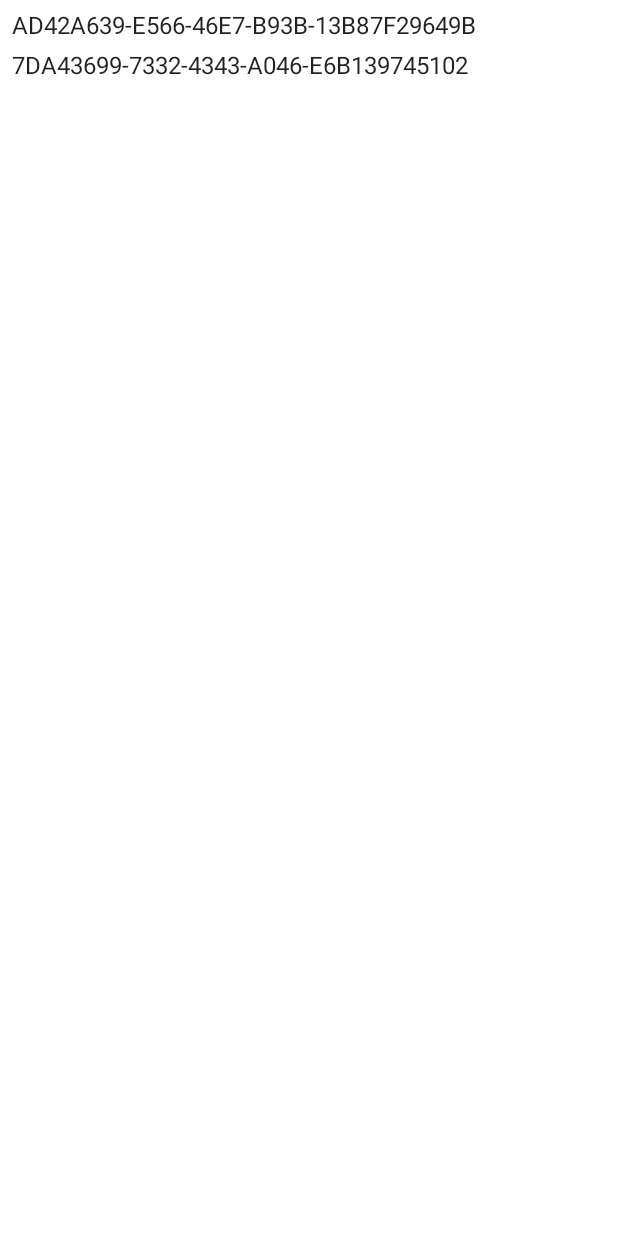
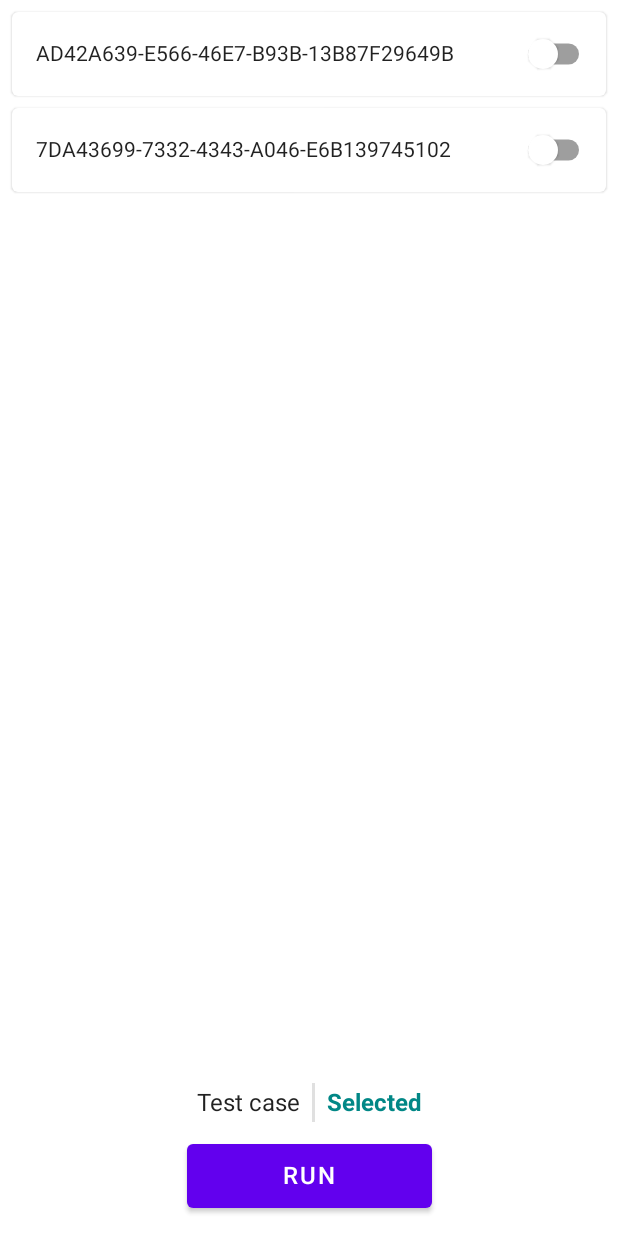
Before and after one commit to ivanpondal/bluesteel, an Android app built with Jetpack Compose: the composable TestCaseList called with sample values from the repository, on a phone screen of 412 x 824 dp. Run offline under Robolectric (Android 15) with nearby library versions, the phone set to English and light mode, and no system bars.

Commit message:
Add test case list screen

```diff
--- a/android-app/app/src/main/java/com/example/blescanner/testrunner/TestCaseListScreen.kt
+++ b/android-app/app/src/main/java/com/example/blescanner/testrunner/TestCaseListScreen.kt
@@ -1,24 +1,142 @@
 package com.example.blescanner.testrunner
 
+import androidx.compose.foundation.background
 import androidx.compose.foundation.layout.Arrangement
+import androidx.compose.foundation.layout.Column
 import androidx.compose.foundation.layout.PaddingValues
+import androidx.compose.foundation.layout.Row
+import androidx.compose.foundation.layout.Spacer
+import androidx.compose.foundation.layout.fillMaxHeight
+import androidx.compose.foundation.layout.fillMaxWidth
+import androidx.compose.foundation.layout.height
+import androidx.compose.foundation.layout.padding
+import androidx.compose.foundation.layout.width
 import androidx.compose.foundation.lazy.LazyColumn
 import androidx.compose.foundation.lazy.items
+import androidx.compose.foundation.selection.toggleable
+import androidx.compose.material.Button
+import androidx.compose.material.Card
+import androidx.compose.material.Divider
+import androidx.compose.material.DropdownMenuItem
+import androidx.compose.material.ExperimentalMaterialApi
+import androidx.compose.material.ExposedDropdownMenuBox
+import androidx.compose.material.MaterialTheme
+import androidx.compose.material.Switch
 import androidx.compose.material.Text
 import androidx.compose.runtime.Composable
+import androidx.compose.runtime.getValue
+import androidx.compose.runtime.mutableStateOf
+import androidx.compose.runtime.remember
+import androidx.compose.runtime.setValue
+import androidx.compose.ui.Alignment
+import androidx.compose.ui.Modifier
+import androidx.compose.ui.semantics.Role
+import androidx.compose.ui.text.font.FontWeight
+import androidx.compose.ui.tooling.preview.Preview
 import androidx.compose.ui.unit.dp
+import androidx.compose.ui.unit.sp
+import com.example.blescanner.model.BluetoothDeviceData
 import com.example.blescanner.model.BluetoothScannedDevice
+import com.example.blescanner.ui.theme.BLEScannerTheme
 
+@OptIn(ExperimentalMaterialApi::class)
 @Composable
 fun TestCaseList(
     connectedDevices: List<BluetoothScannedDevice>,
 ) {
-    LazyColumn(
-        verticalArrangement = Arrangement.spacedBy(8.dp),
-        contentPadding = PaddingValues(8.dp)
-    ) {
-        items(connectedDevices, key = { it.id }) {
-            Text(text = it.id)
+    Column {
+        LazyColumn(
+            verticalArrangement = Arrangement.spacedBy(8.dp),
+            contentPadding = PaddingValues(8.dp),
+            modifier = Modifier.fillMaxWidth()
+        ) {
+            items(connectedDevices, key = { it.id }) {
+                Card(
+                    modifier = Modifier.toggleable(
+                        role = Role.Switch,
+                        value = false,
+                        onValueChange = {},
+                    ),
+                ) {
+                    Row(
+                        modifier = Modifier
+                            .fillMaxWidth()
+                            .padding(16.dp),
+                        verticalAlignment = Alignment.CenterVertically
+                    ) {
+                        Text(it.id, fontSize = 14.sp)
+                        Spacer(Modifier.weight(1.0f))
+                        Switch(
+                            checked = false,
+                            onCheckedChange = null,
+                        )
+                    }
+                }
+            }
+        }
+        Spacer(modifier = Modifier.weight(1.0f))
+        Column(
+            modifier = Modifier
+                .background(MaterialTheme.colors.background)
+                .fillMaxWidth(),
+            horizontalAlignment = Alignment.CenterHorizontally
+        ) {
+            var expanded by remember { mutableStateOf(false) }
+            ExposedDropdownMenuBox(
+                expanded = expanded,
+                onExpandedChange = { expanded = !expanded },
+                modifier = Modifier.padding(bottom = 4.dp)
+            ) {
+                Row(
+                    modifier = Modifier
+                        .height(42.dp)
+                        .padding(4.dp),
+                    verticalAlignment = Alignment.CenterVertically
+                ) {
+                    Text("Test case")
+                    Divider(
+                        Modifier
+                            .fillMaxHeight()
+                            .padding(start = 8.dp, end = 8.dp, top = 4.dp, bottom = 4.dp)
+                            .width(2.dp)
+                    )
+                    Text(
+                        "Selected",
+                        color = MaterialTheme.colors.secondaryVariant,
+                        fontWeight = FontWeight.Bold
+                    )
+                    ExposedDropdownMenu(
+                        expanded = expanded,
+                        onDismissRequest = { expanded = false }) {
+                        DropdownMenuItem(onClick = { /* Handle refresh! */ }) {
+                            Text("Refresh")
+                        }
+                        DropdownMenuItem(onClick = { /* Handle settings! */ }) {
+                            Text("Settings")
+                        }
+                        DropdownMenuItem(onClick = { /* Handle send feedback! */ }) {
+                            Text("Send Feedback")
+                        }
+                    }
+                }
+            }
+
+            Button(
+                onClick = {},
+                contentPadding = PaddingValues(64.dp, 12.dp, 64.dp, 12.dp),
+                modifier = Modifier
+                    .padding(bottom = 16.dp)
+            ) {
+                Text("RUN", fontSize = 16.sp)
+            }
         }
     }
 }
+
+@Preview
+@Composable
+fun TestCaseListPreview() {
+    BLEScannerTheme {
+        TestCaseList(BluetoothDeviceData.sampleDevices)
+    }
+}
```
